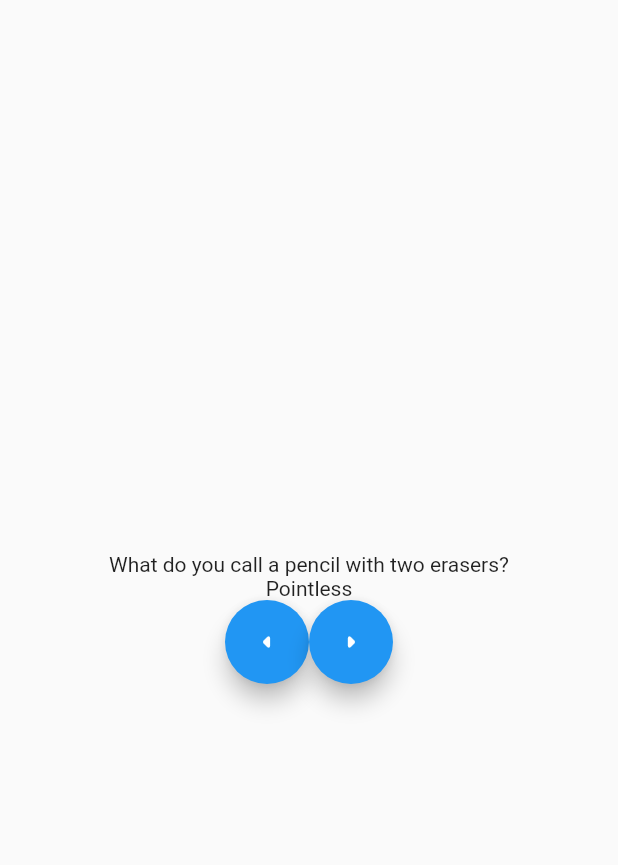
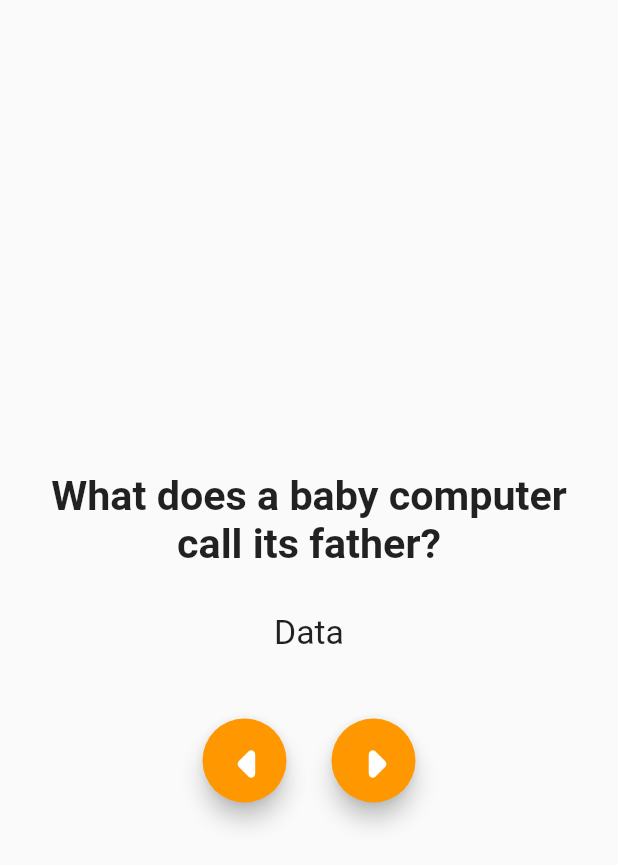
Before and after one commit to Try-Try-Again/bad-jokes, a Flutter app: the screen it shows after launch, on a phone screen of 412 x 824 dp. Shown: the top 865 px of the screen. Run offline on Flutter 3.47's test engine with Material 2 defaults, Android fonts, the phone set to English and light mode, and no system bars.

Commit message:
need to refactor

```diff
--- a/bad_jokes_tut/lib/main.dart
+++ b/bad_jokes_tut/lib/main.dart
@@ -4,26 +4,95 @@ void main() {
   runApp(MyApp());
 }
 
-class MyApp extends StatelessWidget {
+class MyApp extends StatefulWidget {
+  @override
+  State<StatefulWidget> createState() {
+    return MyAppState();
+  }
+}
+
+class MyAppState extends State {
+  var jokes = [
+    {"question": "What does a baby computer call its father?", "answer": "Data"},
+    {"question": "What's a pencil with two erasers called?", "answer": "Pointless"},
+    {"question": "Why is the calendar always scared?", "answer": "Because it's days are numbered"},
+    {"question": "What do you call a fish with no eye", "answer": "Fsh"},
+  ];
+
+  var jokeIndex = 0;
+
+  changeJokeIndex(String direction) {
+    if (direction == "prev") {
+      setState(() {
+        jokeIndex = (jokeIndex + 1) % jokes.length;
+      });
+    } else if (direction == "next") {
+      setState(() {
+        jokeIndex = (jokeIndex - 1) % jokes.length;
+      });
+    }
+  }
+
+  @override
   Widget build(BuildContext context) {
     return MaterialApp(
       home: Scaffold(
         body: Center(
           child: Column(
             mainAxisAlignment: MainAxisAlignment.center,
-            children: [
-              Text("What do you call a pencil with two erasers?"),
-              Text("Pointless"),
+            children: <Widget>[
+              Container(
+                margin: EdgeInsets.all(25),
+                child: Text(
+                  jokes[jokeIndex]["question"] as String,
+                  style: TextStyle(
+                    fontSize: 27.5,
+                    fontWeight: FontWeight.bold,
+                  ),
+                  textAlign: TextAlign.center,
+                ),
+              ),
+              Container(
+                margin: EdgeInsets.fromLTRB(15, 5, 15, 45),
+                child: Text(
+                  jokes[jokeIndex]["answer"] as String,
+                  style: TextStyle(
+                    fontSize: 22.5,
+                    fontWeight: FontWeight.normal,
+                  ),
+                  textAlign: TextAlign.center,
+                ),
+              ),
               Row(
                 mainAxisAlignment: MainAxisAlignment.center,
                 children: [
-                  FloatingActionButton(
-                    onPressed: null,
-                    child: Icon(Icons.arrow_left_rounded),
+                  Container(
+                    margin:EdgeInsets.fromLTRB(15, 0, 15, 0),
+                    child: FloatingActionButton(
+                      onPressed: (){
+                        changeJokeIndex("next");
+                        print("called");
+                      },
+                      child: Icon(
+                        Icons.arrow_left_rounded,
+                        size: 60,
+                      ),
+                      backgroundColor: Colors.orange,
+                    ),
                   ),
-                  FloatingActionButton(
-                    onPressed: null,
-                    child: Icon(Icons.arrow_right_rounded),
+                  Container(
+                    margin:EdgeInsets.fromLTRB(15, 0, 15, 0),
+                    child: FloatingActionButton(
+                      onPressed: (){
+                        changeJokeIndex("prev");
+                        print("called");
+                      },
+                      child: Icon(
+                        Icons.arrow_right_rounded,
+                        size: 60,
+                      ),
+                      backgroundColor: Colors.orange,
+                    ),
                   ),
                 ],
               ),
```
